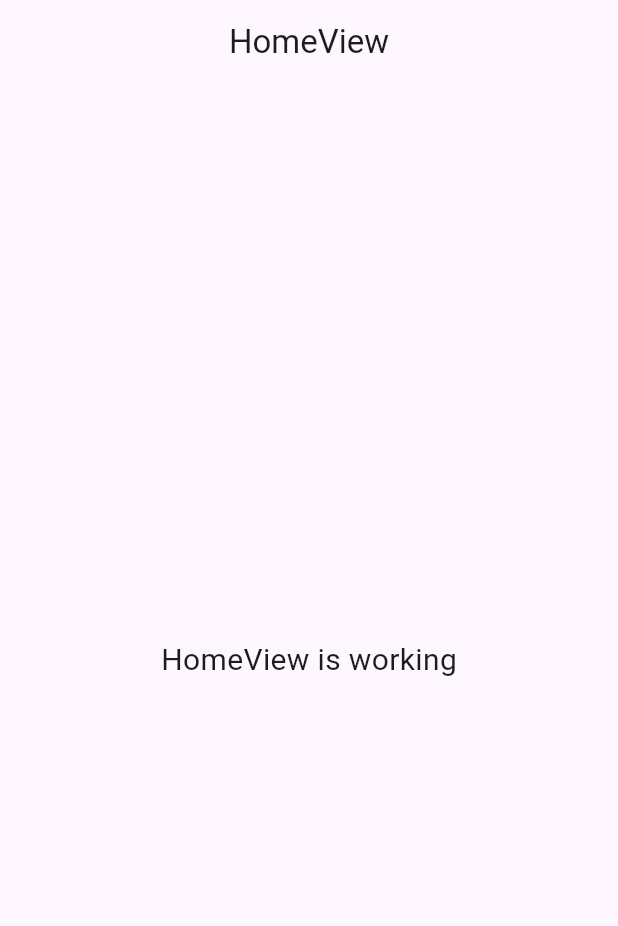
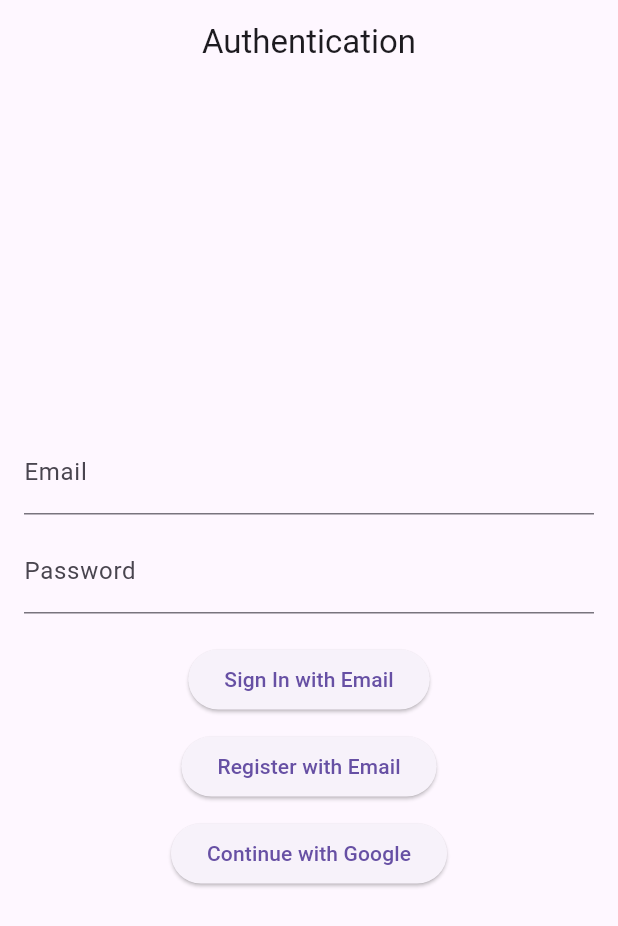
Before and after one commit to BrawlerXull/Smart-Health, a Flutter app: the screen it shows after launch, on a phone screen of 412 x 824 dp. Shown: the top 926 px of the screen. Run offline on Flutter 3.47's test engine with Material 3 defaults, Android fonts, the phone set to English and light mode, and no system bars; our stand-ins replace firebase_auth, firebase_core, get; accounts and stored records are empty.

Commit message:
Auth working fine

```diff
--- /dev/null
+++ b/lib/app/modules/auth/controllers/auth_controller.dart
@@ -0,0 +1,60 @@
+import 'package:firebase_auth/firebase_auth.dart';
+import 'package:flutter/foundation.dart';
+import 'package:get/get.dart';
+import 'package:smart_health/app/routes/app_pages.dart';
+
+class AuthController extends GetxController {
+  final FirebaseAuth _auth = FirebaseAuth.instance;
+  Rx<User?> user = Rx<User?>(null);
+
+  @override
+  void onInit() {
+    super.onInit();
+    user.bindStream(_auth.authStateChanges());
+  }
+
+  /// ✅ Google Sign-In
+  Future<void> signInWithGoogle() async {
+    try {
+      final GoogleAuthProvider googleProvider = GoogleAuthProvider();
+
+      if (GetPlatform.isWeb) {
+        await _auth.signInWithPopup(googleProvider);
+        Get.offAllNamed(Routes.HOME);
+      } else {
+        await _auth.signInWithProvider(googleProvider);
+        Get.offAllNamed(Routes.HOME);
+      }
+    } catch (e) {
+      Get.snackbar("Error", "Google Sign-In failed: $e");
+      if (kDebugMode) print("Error while sign in: $e");
+    }
+  }
+
+  /// ✅ Email & Password Sign-In
+  Future<void> signInWithEmail(String email, String password) async {
+    try {
+      await _auth.signInWithEmailAndPassword(email: email, password: password);
+      Get.offAllNamed(Routes.HOME);
+    } catch (e) {
+      Get.snackbar("Error", "Sign-In failed: $e");
+      if (kDebugMode) print("Error while sign in: $e");
+    }
+  }
+
+  /// ✅ Email Registration
+  Future<void> registerWithEmail(String email, String password) async {
+    try {
+      await _auth.createUserWithEmailAndPassword(email: email, password: password);
+      Get.offAllNamed(Routes.HOME);
+    } catch (e) {
+      Get.snackbar("Error", "Registration failed: $e");
+      if (kDebugMode) print("Error while registration: $e");
+    }
+  }
+
+  /// ✅ Sign Out
+  Future<void> signOut() async {
+    await _auth.signOut();
+  }
+}
--- /dev/null
+++ b/lib/app/modules/auth/views/auth_view.dart
@@ -0,0 +1,65 @@
+import 'package:flutter/material.dart';
+import 'package:get/get.dart';
+import '../controllers/auth_controller.dart';
+
+class AuthView extends GetView<AuthController> {
+  const AuthView({super.key});
+
+  @override
+  Widget build(BuildContext context) {
+    final TextEditingController emailController = TextEditingController();
+    final TextEditingController passwordController = TextEditingController();
+
+    return Scaffold(
+      appBar: AppBar(title: const Text("Authentication"), centerTitle: true),
+      body: Center(
+          child: Padding(
+        padding: const EdgeInsets.all(16.0),
+        child: Column(
+          mainAxisSize: MainAxisSize.min,
+          children: [
+            TextField(
+              controller: emailController,
+              decoration: const InputDecoration(labelText: "Email"),
+            ),
+            const SizedBox(height: 10),
+            TextField(
+              controller: passwordController,
+              obscureText: true,
+              decoration: const InputDecoration(labelText: "Password"),
+            ),
+            const SizedBox(height: 20),
+            ElevatedButton(
+              onPressed: () {
+                controller.signInWithEmail(
+                  emailController.text,
+                  passwordController.text,
+                );
+              },
+              child: const Text("Sign In with Email"),
+            ),
+            const SizedBox(height: 10),
+            ElevatedButton(
+              onPressed: () {
+                controller.registerWithEmail(
+                  emailController.text,
+                  passwordController.text,
+                );
+              },
+              child: const Text("Register with Email"),
+            ),
+            const SizedBox(height: 10),
+            ElevatedButton(
+              onPressed: controller.signInWithGoogle,
+              child: const Text("Continue with Google"),
+            ),
+          ],
+        ),
+      )
+
+          // }
+
+          ),
+    );
+  }
+}
--- a/lib/app/routes/app_routes.dart
+++ b/lib/app/routes/app_routes.dart
@@ -4,9 +4,11 @@ part of 'app_pages.dart';
 abstract class Routes {
   Routes._();
   static const HOME = _Paths.HOME;
+  static const AUTH = _Paths.AUTH;
 }
 
 abstract class _Paths {
   _Paths._();
   static const HOME = '/home';
+  static const AUTH = '/auth';
 }
--- a/pubspec.yaml
+++ b/pubspec.yaml
@@ -35,6 +35,8 @@ dependencies:
   # Use with the CupertinoIcons class for iOS style icons.
   cupertino_icons: ^1.0.8
   get: ^4.7.2
+  firebase_core: ^3.12.1
+  firebase_auth: ^5.5.1
 
 dev_dependencies:
   flutter_test:
```
Also changed, not shown: lib/app/modules/auth/bindings/auth_binding.dart (added, +12 -0 lines), lib/app/routes/app_pages.dart (+8 -1 lines), lib/main.dart (+19 -3 lines), firebase.json (added), lib/firebase_options.dart (added), pubspec.lock, 14 other files.
